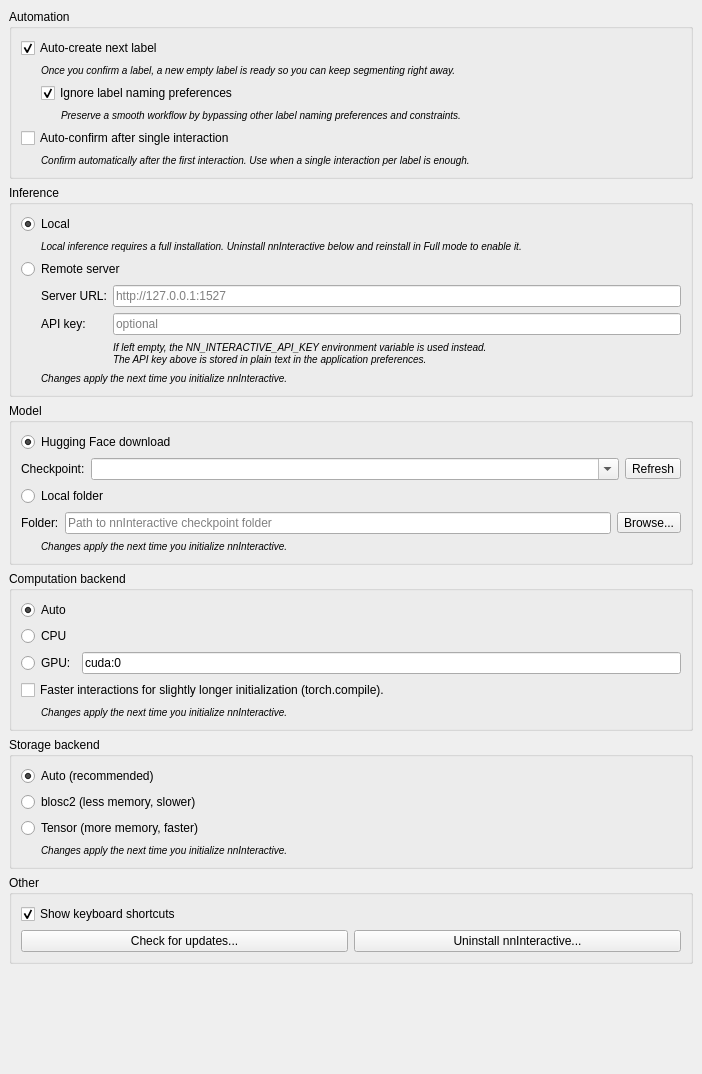
This is Plugins/org.mitk.gui.qt.segmentation/src/internal/QmitknnInteractivePreferencePage.ui in MITK/MITK as Qt 5 draws it before an edit. The edited form follows.
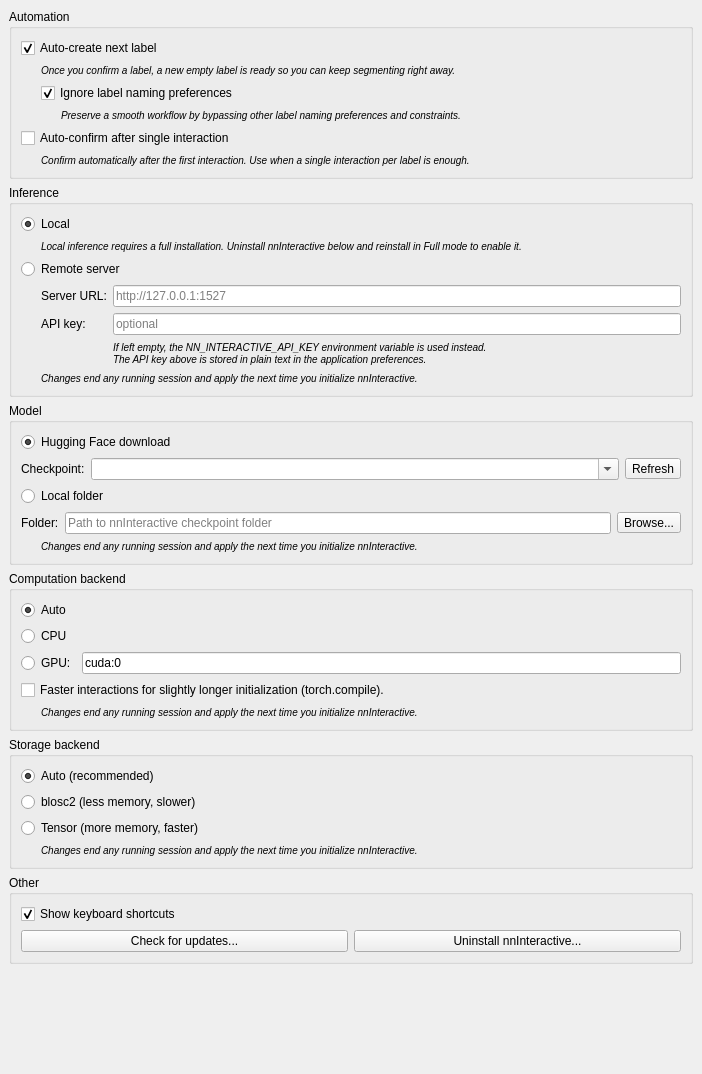
This is the edited form.

Commit message:
Reword nnInteractive preference restart notes
The four notes still read "Changes apply the next time you
initialize nnInteractive." That predates the recent behavior
where changing a session-defining preference aborts a running
session, clearing its prompts and preview. Reword them to say so,
so they no longer imply the change only defers to the next
initialize.

```diff
--- a/Plugins/org.mitk.gui.qt.segmentation/src/internal/QmitknnInteractivePreferencePage.ui
+++ b/Plugins/org.mitk.gui.qt.segmentation/src/internal/QmitknnInteractivePreferencePage.ui
@@ -280,7 +280,7 @@
              </font>
             </property>
             <property name="text">
-             <string>&lt;small&gt;Changes apply the next time you initialize nnInteractive.&lt;/small&gt;</string>
+             <string>&lt;small&gt;Changes end any running session and apply the next time you initialize nnInteractive.&lt;/small&gt;</string>
             </property>
             <property name="wordWrap">
              <bool>true</bool>
@@ -395,7 +395,7 @@
              </font>
             </property>
             <property name="text">
-             <string>&lt;small&gt;Changes apply the next time you initialize nnInteractive.&lt;/small&gt;</string>
+             <string>&lt;small&gt;Changes end any running session and apply the next time you initialize nnInteractive.&lt;/small&gt;</string>
             </property>
             <property name="wordWrap">
              <bool>true</bool>
@@ -470,7 +470,7 @@
              </font>
             </property>
             <property name="text">
-             <string>&lt;small&gt;Changes apply the next time you initialize nnInteractive.&lt;/small&gt;</string>
+             <string>&lt;small&gt;Changes end any running session and apply the next time you initialize nnInteractive.&lt;/small&gt;</string>
             </property>
             <property name="wordWrap">
              <bool>true</bool>
@@ -524,7 +524,7 @@
              </font>
             </property>
             <property name="text">
-             <string>&lt;small&gt;Changes apply the next time you initialize nnInteractive.&lt;/small&gt;</string>
+             <string>&lt;small&gt;Changes end any running session and apply the next time you initialize nnInteractive.&lt;/small&gt;</string>
             </property>
             <property name="wordWrap">
              <bool>true</bool>
```
